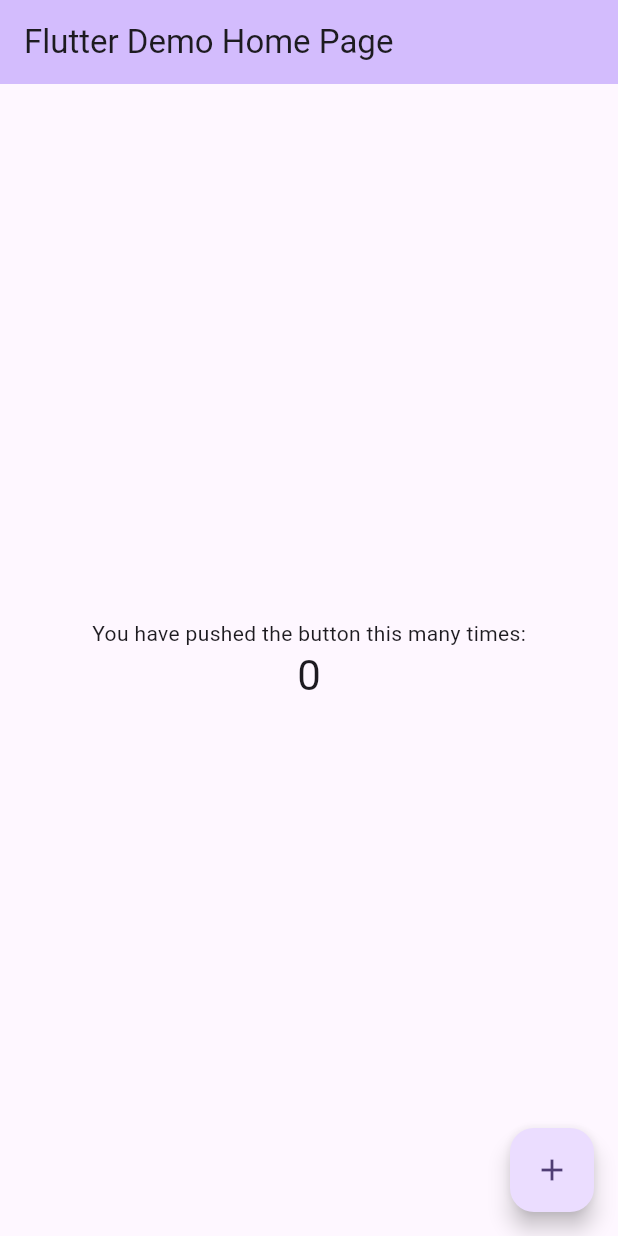
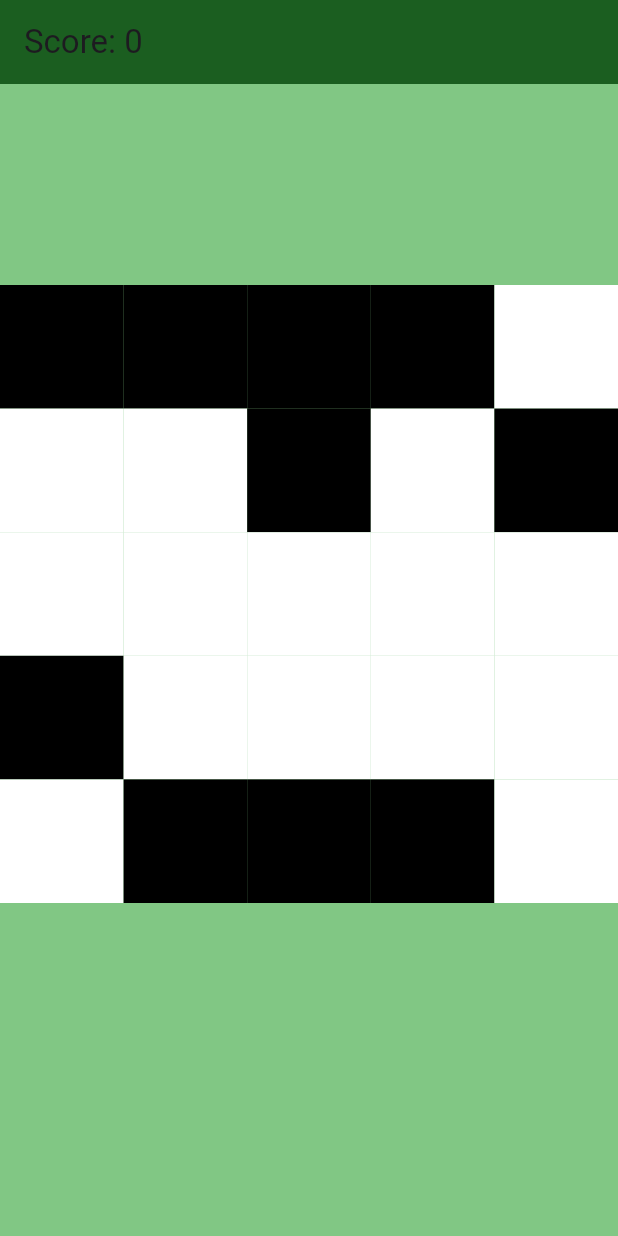
Before and after one commit to kelvincaprielreyes/Tapping-Tiles-Game, a Flutter app: the screen it shows after launch, on a phone screen of 412 x 824 dp. Run offline on Flutter 3.47's test engine with Material 3 defaults, Android fonts, the phone set to English and light mode, and no system bars.

Commit message:
Basic Implementation of Game Idea

```diff
--- /dev/null
+++ b/tap_tiles_game/lib/game.dart
@@ -0,0 +1,47 @@
+// The main page of the game, with score and timer
+import 'package:flutter/material.dart';
+import "tiles.dart";
+
+class Game extends StatefulWidget {
+  Game({super.key});
+  ListOfStates states = ListOfStates();
+
+  @override
+  State<Game> createState() => _GameState();
+}
+
+class _GameState extends State<Game> {
+  int score = 0;
+
+  @override
+  Widget build(BuildContext context) {
+    return Scaffold(
+      appBar: AppBar(
+        title: Text("Score: $score"),
+        backgroundColor: Colors.green[900],
+      ),
+      backgroundColor: Colors.green[300],
+      body: Grid(
+        states: widget.states,
+        pressed: (bool state, int index)
+        {
+            // Button was on, add points, and change state
+            if (state)
+            {
+               setState(() {
+                 score += 10;
+                 widget.states.change(index);
+               });
+            }
+            // Lose Points
+            else
+            {
+               setState(() {
+                 score -= 5;
+               });
+            }
+        }
+      )
+    );
+  }
+}
--- a/tap_tiles_game/lib/main.dart
+++ b/tap_tiles_game/lib/main.dart
@@ -1,4 +1,5 @@
 import 'package:flutter/material.dart';
+import 'game.dart';
 
 void main() {
   runApp(const MyApp());
@@ -11,115 +12,8 @@
   @override
   Widget build(BuildContext context) {
     return MaterialApp(
-      title: 'Flutter Demo',
-      theme: ThemeData(
-        // This is the theme of your application.
-        //
-        // TRY THIS: Try running your application with "flutter run". You'll see
-        // the application has a purple toolbar. Then, without quitting the app,
-        // try changing the seedColor in the colorScheme below to Colors.green
-        // and then invoke "hot reload" (save your changes or press the "hot
-        // reload" button in a Flutter-supported IDE, or press "r" if you used
-        // the command line to start the app).
-        //
-        // Notice that the counter didn't reset back to zero; the application
-        // state is not lost during the reload. To reset the state, use hot
-        // restart instead.
-        //
-        // This works for code too, not just values: Most code changes can be
-        // tested with just a hot reload.
-        colorScheme: ColorScheme.fromSeed(seedColor: Colors.deepPurple),
-        useMaterial3: true,
-      ),
-      home: const MyHomePage(title: 'Flutter Demo Home Page'),
+      title: 'Tap Tiles Game',
+      home: Game(),
     );
   }
 }
-
-class MyHomePage extends StatefulWidget {
-  const MyHomePage({super.key, required this.title});
-
-  // This widget is the home page of your application. It is stateful, meaning
-  // that it has a State object (defined below) that contains fields that affect
-  // how it looks.
-
-  // This class is the configuration for the state. It holds the values (in this
-  // case the title) provided by the parent (in this case the App widget) and
-  // used by the build method of the State. Fields in a Widget subclass are
-  // always marked "final".
-
-  final String title;
-
-  @override
-  State<MyHomePage> createState() => _MyHomePageState();
-}
-
-class _MyHomePageState extends State<MyHomePage> {
-  int _counter = 0;
-
-  void _incrementCounter() {
-    setState(() {
-      // This call to setState tells the Flutter framework that something has
-      // changed in this State, which causes it to rerun the build method below
-      // so that the display can reflect the updated values. If we changed
-      // _counter without calling setState(), then the build method would not be
-      // called again, and so nothing would appear to happen.
-      _counter++;
-    });
-  }
-
-  @override
-  Widget build(BuildContext context) {
-    // This method is rerun every time setState is called, for instance as done
-    // by the _incrementCounter method above.
-    //
-    // The Flutter framework has been optimized to make rerunning build methods
-    // fast, so that you can just rebuild anything that needs updating rather
-    // than having to individually change instances of widgets.
-    return Scaffold(
-      appBar: AppBar(
-        // TRY THIS: Try changing the color here to a specific color (to
-        // Colors.amber, perhaps?) and trigger a hot reload to see the AppBar
-        // change color while the other colors stay the same.
-        backgroundColor: Theme.of(context).colorScheme.inversePrimary,
-        // Here we take the value from the MyHomePage object that was created by
-        // the App.build method, and use it to set our appbar title.
-        title: Text(widget.title),
-      ),
-      body: Center(
-        // Center is a layout widget. It takes a single child and positions it
-        // in the middle of the parent.
-        child: Column(
-          // Column is also a layout widget. It takes a list of children and
-          // arranges them vertically. By default, it sizes itself to fit its
-          // children horizontally, and tries to be as tall as its parent.
-          //
-          // Column has various properties to control how it sizes itself and
-          // how it positions its children. Here we use mainAxisAlignment to
-          // center the children vertically; the main axis here is the vertical
-          // axis because Columns are vertical (the cross axis would be
-          // horizontal).
-          //
-          // TRY THIS: Invoke "debug painting" (choose the "Toggle Debug Paint"
-          // action in the IDE, or press "p" in the console), to see the
-          // wireframe for each widget.
-          mainAxisAlignment: MainAxisAlignment.center,
-          children: <Widget>[
-            const Text(
-              'You have pushed the button this many times:',
-            ),
-            Text(
-              '$_counter',
-              style: Theme.of(context).textTheme.headlineMedium,
-            ),
-          ],
-        ),
-      ),
-      floatingActionButton: FloatingActionButton(
-        onPressed: _incrementCounter,
-        tooltip: 'Increment',
-        child: const Icon(Icons.add),
-      ), // This trailing comma makes auto-formatting nicer for build methods.
-    );
-  }
-}
--- /dev/null
+++ b/tap_tiles_game/lib/tiles.dart
@@ -0,0 +1,119 @@
+// The interactive tiles
+import 'package:flutter/material.dart';
+import 'dart:math';
+
+// One tile
+class OneTile extends StatelessWidget {
+  OneTile({super.key, required this.state, required this.tilePressed, required this.index});
+  bool state; // Determines if the button is "On" or "Off"
+  int index;
+  Function (bool, int) tilePressed;
+
+  @override
+  Widget build(BuildContext context) {
+    return Container(
+      color: state ? Colors.black : Colors.white,
+      height: 10,
+      width: 10,
+      child: TextButton(
+        onPressed: ()
+        {
+          tilePressed(state, index);
+        },
+        child: const Text("")),
+    );
+  }
+}
+
+// The Grid of Tiles
+class Grid extends StatelessWidget {
+  Grid({super.key, required this.pressed, required this.states});
+  ListOfStates states;
+  Function(bool, int) pressed;
+
+  @override
+  Widget build(BuildContext context) {
+    return Align(
+      alignment: Alignment.center,
+      child: Container(
+        width: 500,
+        height: 500,
+        child: GridView.count(
+          crossAxisCount: 5,
+          children: List.generate(25, (index) {return OneTile(
+            state: states[index],
+            index: index,
+            tilePressed: (bool state, int index)
+            {
+              pressed(state, index);
+            }
+
+            );
+            }),
+          ),
+      ),
+    );
+  }
+}
+
+// ListOfStates
+class ListOfStates
+{
+  // The List of States to be Used by GridOfTiles
+  List<bool> states;
+
+  // Default Constructor
+  ListOfStates() : states = randomStates();
+
+  // Generate Random List
+  static List<bool> randomStates()
+  {
+    // Make temp list with 10 true values
+    List<bool> temp = List.filled(10, true, growable: true);
+
+    // Add 15 false values
+    temp.addAll(List.filled(15, false));
+
+    // Shuffle the list
+    temp.shuffle(Random());
+
+    return temp;
+
+  }
+
+  // Access Operator
+  bool operator [](int index)
+  {
+    return states[index];
+  }
+
+  // [] Write Operator
+  void operator []= (int index, bool value)
+  {
+    states[index] = value;
+  }
+
+  // Tile Pressed and is Good Input, Change the State
+  void change(int index)
+  {
+    // Change the tile that was chosen
+    states[index] = !states[index];
+
+    // Randomly change another tile that is "Off" to on
+    bool changed = true;
+    final Random random = Random();
+    while (changed == true)
+    {
+      // Get random number between 1 - 25
+      int random_number = random.nextInt(25);
+
+      // Check to see if that Tile is "Off", and if so turn it on
+      if (states[random_number] == false)
+      {
+        states[random_number] = true;
+        changed = false;
+      }
+
+    }
+  }
+}
```
